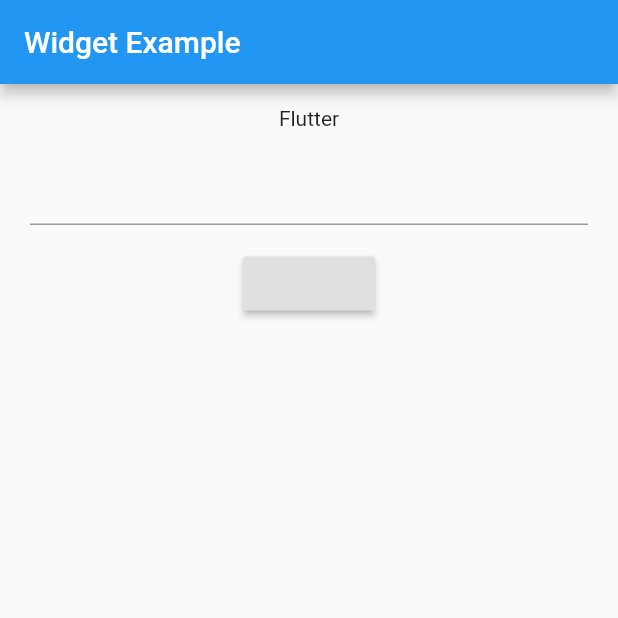
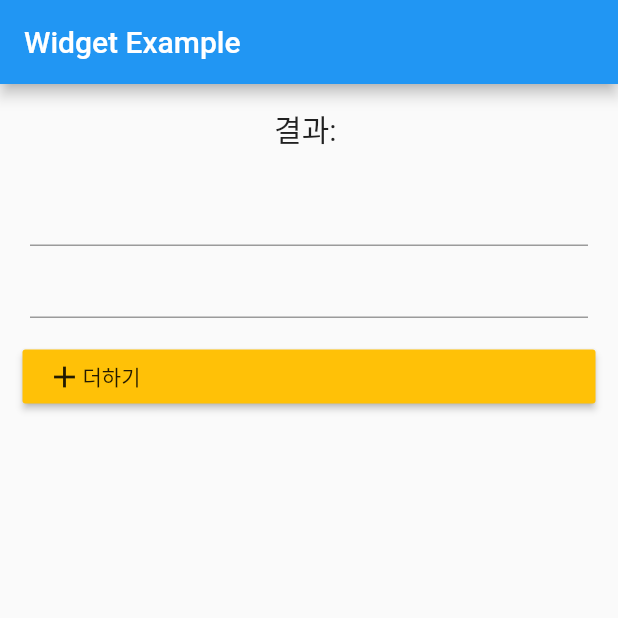
Before and after one commit to good5229/calculator_flutter, a Flutter app: the screen it shows after launch, on a phone screen of 412 x 824 dp, the top half of it. Run offline on Flutter 3.47's test engine with Material 2 defaults, Android fonts, the phone set to English and light mode, and no system bars.

Commit message:
feat(add): create add function on calculator

```diff
--- a/lib/main.dart
+++ b/lib/main.dart
@@ -6,6 +6,7 @@ void main() {
 
 class MyApp extends StatelessWidget {
   static const String _title = 'Widget Example';
+
   @override
   Widget build(BuildContext context) {
     return MaterialApp(
@@ -17,15 +18,20 @@ class MyApp extends StatelessWidget {
 
 class WidgetApp extends StatefulWidget {
   WidgetApp({Key key}) : super(key: key);
+
   @override
   _WidgetExampleState createState() => _WidgetExampleState();
 }
 
-class _WidgetExampleState extends State<WidgetApp>{
+class _WidgetExampleState extends State<WidgetApp> {
+  String sum = '';
+  TextEditingController value1 = TextEditingController();
+  TextEditingController value2 = TextEditingController();
+
   @override
-  Widget build(BuildContext context){
+  Widget build(BuildContext context) {
     return Scaffold(
-      appBar : AppBar(
+      appBar: AppBar(
         title: Text('Widget Example'),
       ),
       body: Container(
@@ -34,17 +40,34 @@ class _WidgetExampleState extends State<WidgetApp>{
             children: <Widget>[
               Padding(
                 padding: EdgeInsets.all(15),
-                child: Text('Flutter'),
+                child: Text(
+                  '결과: $sum',
+                  style: TextStyle(fontSize: 20),
+                ),
               ),
               Padding(
-                padding: EdgeInsets.only(left:20, right:20),
-                child: TextField(),
+                padding: EdgeInsets.only(left: 20, right: 20),
+                child: TextField(
+                    keyboardType: TextInputType.number, controller: value1),
+              ),
+              Padding(
+                padding: EdgeInsets.only(left: 20, right: 20),
+                child: TextField(
+                    keyboardType: TextInputType.number, controller: value2),
               ),
               Padding(
                 padding: EdgeInsets.all(15),
-                child: RaisedButton(onPressed: (){
-
-                }),
+                child: RaisedButton(
+                    child: Row(
+                      children: <Widget>[Icon(Icons.add), Text('더하기')],
+                    ),
+                    color: Colors.amber,
+                    onPressed: () {
+                      setState(() {
+                        int result = int.parse(value1.value.text)+int.parse(value2.value.text);
+                        sum = '$result';
+                      });
+                    }),
               ),
             ],
           ),
```
